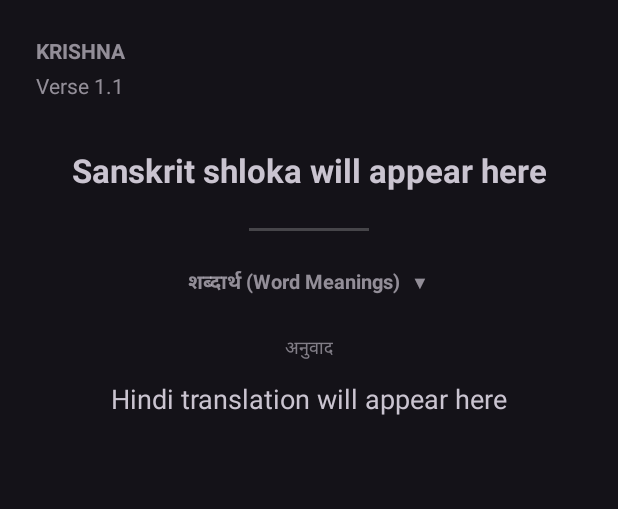
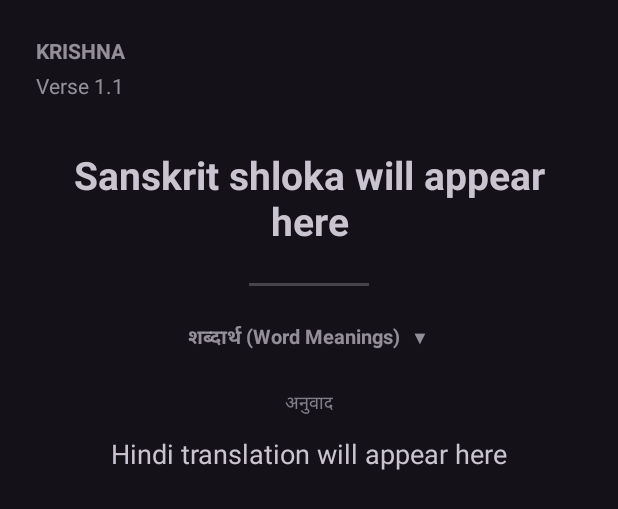
Before and after one commit to AnuthaDev/gita, an Android app: the layout item_verse.xml on its own in the app's theme, with its tools: preview values and no code run, on a phone screen of 412 x 824 dp. Shown: the top 509 px of the screen. Run offline under Robolectric (Android 15) with nearby library versions, the phone set to English and light mode, and no system bars; network calls fail; Roboto replaces fonts that are not available here.

Commit message:
(uncommit) Add fonts

```diff
--- a/app/src/main/res/layout/item_verse.xml
+++ b/app/src/main/res/layout/item_verse.xml
@@ -59,8 +59,7 @@
             android:layout_width="0dp"
             android:layout_height="wrap_content"
             android:text="Sanskrit shloka will appear here"
-            android:textSize="22sp"
-            android:lineSpacingExtra="8dp"
+            android:textSize="26sp"
             android:textStyle="bold"
             android:gravity="center"
             android:layout_marginTop="32dp"
@@ -148,7 +147,6 @@
             android:layout_height="wrap_content"
             android:text="Hindi translation will appear here"
             android:textSize="18sp"
-            android:lineSpacingExtra="6dp"
             android:gravity="center"
             android:layout_marginTop="12dp"
             app:layout_constraintTop_toBottomOf="@id/hindiLabel"
```
Also changed, not shown: app/src/main/java/com/thesourceofcode/gita/adapter/VerseAdapter.kt (+8 -0 lines), app/src/main/assets/Hind/Hind-Bold.ttf (added), app/src/main/assets/Hind/Hind-Light.ttf (added), app/src/main/assets/Hind/Hind-Medium.ttf (added), app/src/main/assets/Hind/Hind-Regular.ttf (added), app/src/main/assets/Hind/Hind-SemiBold.ttf (added), 1 other file.
